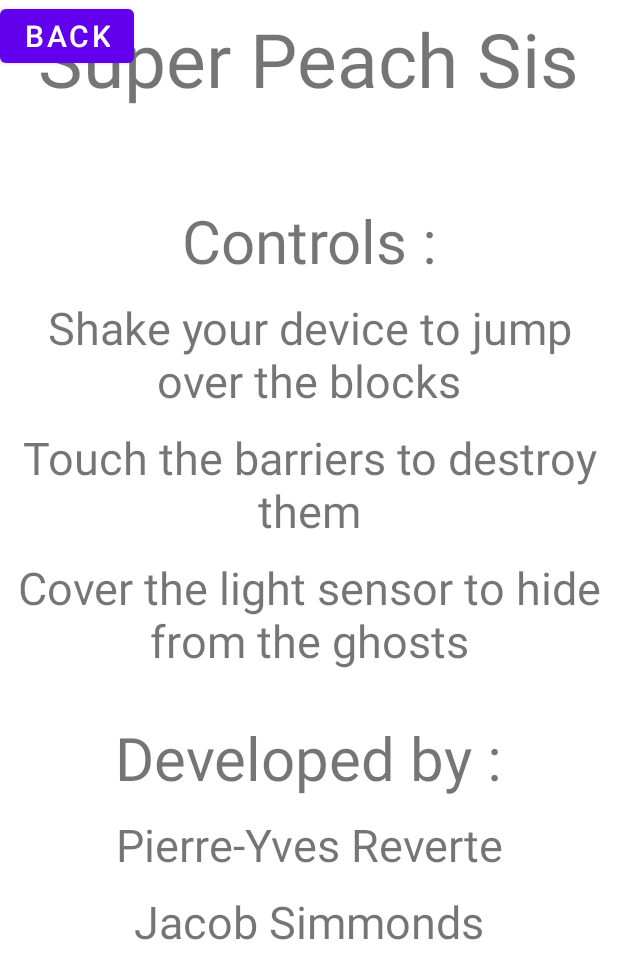
After one commit to pyreverte/SuperPeachSis, an Android app: the layout activity_about.xml on its own in the app's theme, with its tools: preview values and no code run, on a phone screen of 412 x 824 dp. The commit adds this screen. Shown: the top 979 px of the screen. Run offline under Robolectric (Android 15) with nearby library versions, the phone set to English and light mode, and no system bars.

Commit message:
Add about section

```diff
--- a/app/src/main/java/com/m2dl/superpeachsis/activities/GameActivity.java
+++ b/app/src/main/java/com/m2dl/superpeachsis/activities/GameActivity.java
@@ -2,7 +2,6 @@
 
 import android.app.Activity;
 import android.content.Intent;
-import android.content.pm.ActivityInfo;
 import android.os.Bundle;
 import android.util.DisplayMetrics;
 import android.view.Window;
--- a/app/src/main/java/com/m2dl/superpeachsis/activities/MainActivity.java
+++ b/app/src/main/java/com/m2dl/superpeachsis/activities/MainActivity.java
@@ -1,10 +1,7 @@
 package com.m2dl.superpeachsis.activities;
-
-import androidx.appcompat.app.AppCompatActivity;
 
 import android.app.Activity;
 import android.content.Intent;
-import android.content.pm.ActivityInfo;
 import android.os.Bundle;
 import android.widget.Button;
 
@@ -12,18 +9,26 @@
 
 public class MainActivity extends Activity {
 
+    private Button newGameButton;
+    private Button aboutButton;
+    private Button quitButton;
+    private Button backButton;
+
+    public MainActivity() {
+    }
+
     @Override
     protected void onCreate(Bundle savedInstanceState) {
         super.onCreate(savedInstanceState);
         setContentView(R.layout.activity_main);
 
-        final Button newGameButton = findViewById(R.id.new_game_button);
+        newGameButton = findViewById(R.id.new_game_button);
         newGameButton.setOnClickListener(v -> toGameActivity());
 
-        final Button aboutButton = findViewById(R.id.about_button);
-        // TODO aboutButton.setOnClickListener(v -> toAboutActivity());
+        aboutButton = findViewById(R.id.about_button);
+        aboutButton.setOnClickListener(v -> toAboutActivity());
 
-        final Button quitButton = findViewById(R.id.quit_button);
+        quitButton = findViewById(R.id.quit_button);
         quitButton.setOnClickListener(v -> System.exit(0));
     }
 
@@ -31,4 +36,24 @@
         Intent i = new Intent(this, GameActivity.class);
         startActivity(i);
     }
+
+    public void toAboutActivity() {
+        setContentView(R.layout.activity_about);
+
+        backButton = findViewById(R.id.back_button);
+        backButton.setOnClickListener(v -> toMainActivity());
+    }
+
+    public void toMainActivity() {
+        setContentView(R.layout.activity_main);
+
+        newGameButton = findViewById(R.id.new_game_button);
+        newGameButton.setOnClickListener(v -> toGameActivity());
+
+        aboutButton = findViewById(R.id.about_button);
+        aboutButton.setOnClickListener(v -> toAboutActivity());
+
+        quitButton = findViewById(R.id.quit_button);
+        quitButton.setOnClickListener(v -> System.exit(0));
+    }
 }
--- /dev/null
+++ b/app/src/main/res/layout/activity_about.xml
@@ -0,0 +1,114 @@
+<?xml version="1.0" encoding="utf-8"?>
+<androidx.constraintlayout.widget.ConstraintLayout xmlns:android="http://schemas.android.com/apk/res/android"
+    xmlns:tools="http://schemas.android.com/tools"
+    android:layout_width="match_parent"
+    android:layout_height="match_parent"
+    tools:context=".activities.MainActivity">
+
+    <Button
+        android:id="@+id/back_button"
+        android:layout_width="wrap_content"
+        android:layout_height="wrap_content"
+        android:layout_gravity="center"
+        android:text="Back"
+        android:textSize="20sp"
+        tools:ignore="MissingConstraints" />
+
+    <LinearLayout
+        android:layout_width="match_parent"
+        android:layout_height="match_parent"
+        android:layout_gravity="center"
+        android:orientation="vertical"
+        tools:ignore="MissingConstraints">
+
+        <TextView
+            android:layout_width="wrap_content"
+            android:layout_height="wrap_content"
+            android:layout_gravity="center"
+            android:padding="5dp"
+            android:text="@string/super_peach_sis"
+            android:textAlignment="center"
+            android:textSize="50sp" />
+
+        <LinearLayout
+            android:layout_width="wrap_content"
+            android:layout_height="wrap_content"
+            android:layout_gravity="center"
+            android:layout_marginTop="50dp"
+            android:orientation="vertical">
+
+            <TextView
+                android:layout_width="wrap_content"
+                android:layout_height="wrap_content"
+                android:layout_gravity="center"
+                android:padding="5dp"
+                android:text="Controls :"
+                android:textAlignment="center"
+                android:textSize="40sp" />
+
+            <TextView
+                android:layout_width="wrap_content"
+                android:layout_height="wrap_content"
+                android:layout_gravity="center"
+                android:padding="5dp"
+                android:text="Shake your device to jump over the blocks"
+                android:textAlignment="center"
+                android:textSize="30sp" />
+
+            <TextView
+                android:layout_width="wrap_content"
+                android:layout_height="wrap_content"
+                android:layout_gravity="center"
+                android:padding="5dp"
+                android:text="Touch the barriers to destroy them"
+                android:textAlignment="center"
+                android:textSize="30sp" />
+
+            <TextView
+                android:layout_width="wrap_content"
+                android:layout_height="wrap_content"
+                android:layout_gravity="center"
+                android:padding="5dp"
+                android:text="Cover the light sensor to hide from the ghosts"
+                android:textAlignment="center"
+                android:textSize="30sp" />
+
+        </LinearLayout>
+
+        <LinearLayout
+            android:layout_width="wrap_content"
+            android:layout_height="wrap_content"
+            android:layout_gravity="center"
+            android:layout_marginTop="20dp"
+            android:orientation="vertical">
+
+            <TextView
+                android:layout_width="wrap_content"
+                android:layout_height="wrap_content"
+                android:layout_gravity="center"
+                android:padding="5dp"
+                android:text="Developed by :"
+                android:textAlignment="center"
+                android:textSize="40sp" />
+
+            <TextView
+                android:layout_width="wrap_content"
+                android:layout_height="wrap_content"
+                android:layout_gravity="center"
+                android:padding="5dp"
+                android:text="Pierre-Yves Reverte"
+                android:textAlignment="center"
+                android:textSize="30sp" />
+
+            <TextView
+                android:layout_width="wrap_content"
+                android:layout_height="wrap_content"
+                android:layout_gravity="center"
+                android:padding="5dp"
+                android:text="Jacob Simmonds"
+                android:textAlignment="center"
+                android:textSize="30sp" />
+
+        </LinearLayout>
+    </LinearLayout>
+</androidx.constraintlayout.widget.ConstraintLayout>
--- a/app/src/main/res/layout/activity_main.xml
+++ b/app/src/main/res/layout/activity_main.xml
@@ -1,6 +1,5 @@
 <?xml version="1.0" encoding="utf-8"?>
 <androidx.constraintlayout.widget.ConstraintLayout xmlns:android="http://schemas.android.com/apk/res/android"
-    xmlns:app="http://schemas.android.com/apk/res-auto"
     xmlns:tools="http://schemas.android.com/tools"
     android:layout_width="match_parent"
     android:layout_height="match_parent"
```
